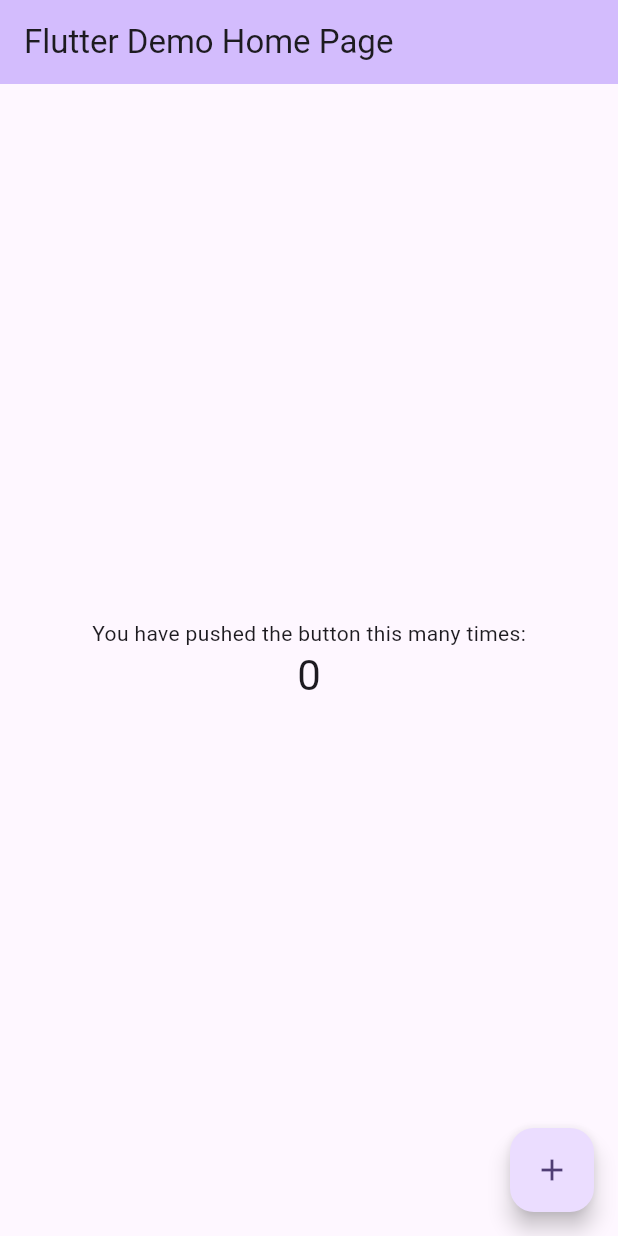
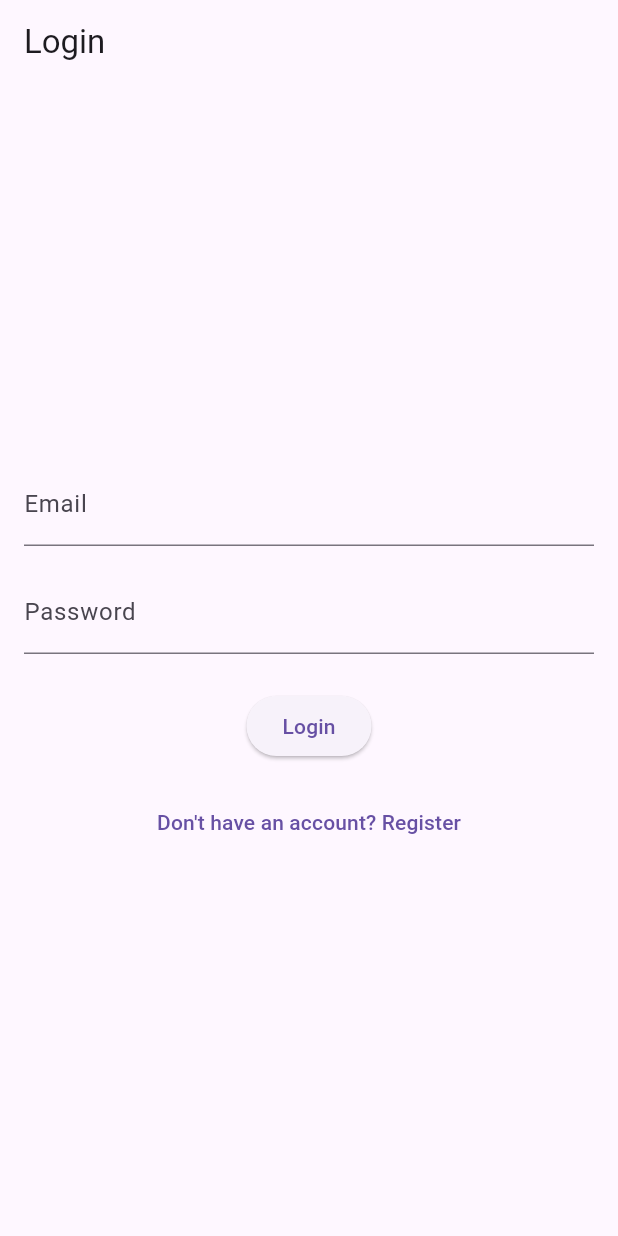
Before and after one commit to Aslmmon/ServiceReservationApp, a Flutter app: the screen it shows after launch, on a phone screen of 412 x 824 dp. Run offline on Flutter 3.47's test engine with Material 3 defaults, Android fonts, the phone set to English and light mode, and no system bars; our stand-ins replace cloud_firestore, firebase_auth, firebase_core, get; accounts and stored records are empty.

Commit message:
added Firebase Authentication , App Routes

```diff
--- a/lib/data/models/appointment_model.dart
+++ b/lib/data/models/appointment_model.dart
@@ -1,5 +1,5 @@
 import 'package:cloud_firestore/cloud_firestore.dart';
-import 'package:service_reservation_app/presentation/entities/appointment_status.dart'
+import 'package:service_reservation_app/domain/entities/appointment_status.dart'
     show AppointmentStatus;
 
 class Appointment {
--- a/lib/main.dart
+++ b/lib/main.dart
@@ -1,6 +1,13 @@
+import 'package:firebase_core/firebase_core.dart' show Firebase;
 import 'package:flutter/material.dart';
+import 'package:get/get_navigation/src/root/get_material_app.dart'
+    show GetMaterialApp;
+import 'package:service_reservation_app/routes/app_routes.dart' show AppRoutes;
+import 'firebase_options.dart';
 
-void main() {
+Future<void> main() async {
+  WidgetsFlutterBinding.ensureInitialized();
+  await Firebase.initializeApp(options: DefaultFirebaseOptions.currentPlatform);
   runApp(const MyApp());
 }
 
@@ -10,113 +17,11 @@ class MyApp extends StatelessWidget {
   // This widget is the root of your application.
   @override
   Widget build(BuildContext context) {
-    return MaterialApp(
-      title: 'Flutter Demo',
-      theme: ThemeData(
-        // This is the theme of your application.
-        //
-        // TRY THIS: Try running your application with "flutter run". You'll see
-        // the application has a purple toolbar. Then, without quitting the app,
-        // try changing the seedColor in the colorScheme below to Colors.green
-        // and then invoke "hot reload" (save your changes or press the "hot
-        // reload" button in a Flutter-supported IDE, or press "r" if you used
-        // the command line to start the app).
-        //
-        // Notice that the counter didn't reset back to zero; the application
-        // state is not lost during the reload. To reset the state, use hot
-        // restart instead.
-        //
-        // This works for code too, not just values: Most code changes can be
-        // tested with just a hot reload.
-        colorScheme: ColorScheme.fromSeed(seedColor: Colors.deepPurple),
-      ),
-      home: const MyHomePage(title: 'Flutter Demo Home Page'),
+    return GetMaterialApp(
+      title: 'Service Reservation App',
+      theme: ThemeData(primarySwatch: Colors.blue),
+      initialRoute: AppRoutes.login, // Set initial route
+      getPages: AppRoutes.pages, // Define your routes
     );
   }
 }
-
-class MyHomePage extends StatefulWidget {
-  const MyHomePage({super.key, required this.title});
-
-  // This widget is the home page of your application. It is stateful, meaning
-  // that it has a State object (defined below) that contains fields that affect
-  // how it looks.
-
-  // This class is the configuration for the state. It holds the values (in this
-  // case the title) provided by the parent (in this case the App widget) and
-  // used by the build method of the State. Fields in a Widget subclass are
-  // always marked "final".
-
-  final String title;
-
-  @override
-  State<MyHomePage> createState() => _MyHomePageState();
-}
-
-class _MyHomePageState extends State<MyHomePage> {
-  int _counter = 0;
-
-  void _incrementCounter() {
-    setState(() {
-      // This call to setState tells the Flutter framework that something has
-      // changed in this State, which causes it to rerun the build method below
-      // so that the display can reflect the updated values. If we changed
-      // _counter without calling setState(), then the build method would not be
-      // called again, and so nothing would appear to happen.
-      _counter++;
-    });
-  }
-
-  @override
-  Widget build(BuildContext context) {
-    // This method is rerun every time setState is called, for instance as done
-    // by the _incrementCounter method above.
-    //
-    // The Flutter framework has been optimized to make rerunning build methods
-    // fast, so that you can just rebuild anything that needs updating rather
-    // than having to individually change instances of widgets.
-    return Scaffold(
-      appBar: AppBar(
-        // TRY THIS: Try changing the color here to a specific color (to
-        // Colors.amber, perhaps?) and trigger a hot reload to see the AppBar
-        // change color while the other colors stay the same.
-        backgroundColor: Theme.of(context).colorScheme.inversePrimary,
-        // Here we take the value from the MyHomePage object that was created by
-        // the App.build method, and use it to set our appbar title.
-        title: Text(widget.title),
-      ),
-      body: Center(
-        // Center is a layout widget. It takes a single child and positions it
-        // in the middle of the parent.
-        child: Column(
-          // Column is also a layout widget. It takes a list of children and
-          // arranges them vertically. By default, it sizes itself to fit its
-          // children horizontally, and tries to be as tall as its parent.
-          //
-          // Column has various properties to control how it sizes itself and
-          // how it positions its children. Here we use mainAxisAlignment to
-          // center the children vertically; the main axis here is the vertical
-          // axis because Columns are vertical (the cross axis would be
-          // horizontal).
-          //
-          // TRY THIS: Invoke "debug painting" (choose the "Toggle Debug Paint"
-          // action in the IDE, or press "p" in the console), to see the
-          // wireframe for each widget.
-          mainAxisAlignment: MainAxisAlignment.center,
-          children: <Widget>[
-            const Text('You have pushed the button this many times:'),
-            Text(
-              '$_counter',
-              style: Theme.of(context).textTheme.headlineMedium,
-            ),
-          ],
-        ),
-      ),
-      floatingActionButton: FloatingActionButton(
-        onPressed: _incrementCounter,
-        tooltip: 'Increment',
-        child: const Icon(Icons.add),
-      ), // This trailing comma makes auto-formatting nicer for build methods.
-    );
-  }
-}
--- /dev/null
+++ b/lib/presentation/auth/controllers/auth_controller.dart
@@ -0,0 +1,61 @@
+import 'package:flutter/material.dart';
+import 'package:get/get.dart';
+import 'package:service_reservation_app/domain/use_cases/auth/RegisterUserUseCase.dart'
+    show RegisterUserUseCase;
+import '../../../../domain/use_cases/auth/login_user_use_case.dart';
+import '../../../../routes/app_routes.dart';
+
+class AuthController extends GetxController {
+  final RegisterUserUseCase _registerUserUseCase = Get.find();
+  final LoginUserUseCase _loginUserUseCase = Get.find();
+
+  final TextEditingController nameController = TextEditingController();
+  final TextEditingController emailController = TextEditingController();
+  final TextEditingController passwordController = TextEditingController();
+
+  final RxBool isLoading = false.obs;
+  final RxString errorMessage = ''.obs;
+
+  Future<void> register() async {
+    isLoading.value = true;
+    errorMessage.value = '';
+    final result = await _registerUserUseCase.execute(
+      nameController.text.trim(),
+      emailController.text.trim(),
+      passwordController.text.trim(),
+    );
+    isLoading.value = false;
+    if (result != null) {
+      // Registration successful, navigate to specialist list
+      Get.offAllNamed(AppRoutes.specialistList);
+    } else {
+      // Registration failed, show error message
+      errorMessage.value = 'Registration failed. Please try again.';
+    }
+  }
+
+  Future<void> login() async {
+    isLoading.value = true;
+    errorMessage.value = '';
+    final result = await _loginUserUseCase.execute(
+      emailController.text.trim(),
+      passwordController.text.trim(),
+    );
+    isLoading.value = false;
+    if (result != null) {
+      // Login successful, navigate to specialist list
+      Get.offAllNamed(AppRoutes.register);
+    } else {
+      // Login failed, show error message
+      errorMessage.value = 'Login failed. Invalid email or password.';
+    }
+  }
+
+  @override
+  void onClose() {
+    nameController.dispose();
+    emailController.dispose();
+    passwordController.dispose();
+    super.onClose();
+  }
+}
--- /dev/null
+++ b/lib/presentation/auth/login_screen.dart
@@ -0,0 +1,69 @@
+import 'package:flutter/material.dart';
+import 'package:get/get.dart';
+import 'package:service_reservation_app/presentation/auth/controllers/auth_controller.dart'
+    show AuthController;
+import 'package:service_reservation_app/routes/app_routes.dart' show AppRoutes;
+
+class LoginScreen extends GetView<AuthController> {
+  const LoginScreen({super.key});
+
+  @override
+  Widget build(BuildContext context) {
+    return Scaffold(
+      appBar: AppBar(title: const Text('Login')),
+      body: Center(
+        child: Padding(
+          padding: const EdgeInsets.all(16.0),
+          child: Column(
+            mainAxisAlignment: MainAxisAlignment.center,
+            children: [
+              TextFormField(
+                controller: controller.emailController,
+                decoration: const InputDecoration(labelText: 'Email'),
+                keyboardType: TextInputType.emailAddress,
+              ),
+              const SizedBox(height: 16),
+              TextFormField(
+                controller: controller.passwordController,
+                decoration: const InputDecoration(labelText: 'Password'),
+                obscureText: true,
+              ),
+              const SizedBox(height: 24),
+              Obx(
+                () => ElevatedButton(
+                  onPressed:
+                      controller.isLoading.value
+                          ? null
+                          : () async {
+                            await controller.login();
+                          },
+                  child:
+                      controller.isLoading.value
+                          ? const CircularProgressIndicator()
+                          : const Text('Login'),
+                ),
+              ),
+              const SizedBox(height: 16),
+              TextButton(
+                onPressed: () => Get.toNamed(AppRoutes.register),
+                child: const Text('Don\'t have an account? Register'),
+              ),
+              Obx(
+                () =>
+                    controller.errorMessage.value.isNotEmpty
+                        ? Padding(
+                          padding: const EdgeInsets.only(top: 16.0),
+                          child: Text(
+                            controller.errorMessage.value,
+                            style: const TextStyle(color: Colors.red),
+                          ),
+                        )
+                        : const SizedBox.shrink(),
+              ),
+            ],
+          ),
+        ),
+      ),
+    );
+  }
+}
--- /dev/null
+++ b/lib/routes/app_routes.dart
@@ -0,0 +1,57 @@
+import 'package:get/get.dart';
+import 'package:service_reservation_app/presentation/auth/bindings/auth_binding.dart'
+    show AuthBinding;
+import 'package:service_reservation_app/presentation/auth/login_screen.dart'
+    show LoginScreen;
+import 'package:service_reservation_app/presentation/auth/register_screen.dart'
+    show RegisterScreen;
+
+// import '../specialist/bindings/specialist_binding.dart';
+// import '../specialist/screens/specialist_list_screen.dart';
+// import '../specialist/screens/specialist_detail_screen.dart';
+// import '../booking/bindings/booking_binding.dart';
+// import '../booking/screens/booking_screen.dart';
+// import '../appointment/bindings/appointment_binding.dart';
+// import '../appointment/screens/my_appointments_screen.dart';
+
+class AppRoutes {
+  static const login = '/login';
+  static const register = '/register';
+  static const specialistList = '/specialists';
+  static const specialistDetail = '/specialist_detail';
+  static const booking = '/booking';
+  static const myAppointments = '/my_appointments';
+
+  static final pages = [
+    GetPage(
+      name: login,
+      page: () => const LoginScreen(),
+      binding: AuthBinding(),
+    ),
+    GetPage(
+      name: register,
+      page: () => const RegisterScreen(),
+      binding: AuthBinding(),
+    ),
+    // GetPage(
+    //   name: specialistList,
+    //   page: () => const SpecialistListScreen(),
+    //   binding: SpecialistBinding(),
+    // ),
+    // GetPage(
+    //   name: specialistDetail,
+    //   page: () => const SpecialistDetailScreen(),
+    //   binding: SpecialistBinding(),
+    // ),
+    // GetPage(
+    //   name: booking,
+    //   page: () => const BookingScreen(),
+    //   binding: BookingBinding(),
+    // ),
+    // GetPage(
+    //   name: myAppointments,
+    //   page: () => const MyAppointmentsScreen(),
+    //   binding: AppointmentBinding(),
+    // ),
+  ];
+}
--- a/pubspec.yaml
+++ b/pubspec.yaml
@@ -24,6 +24,9 @@ dependencies:
   cupertino_icons: ^1.0.8
   cloud_firestore: ^5.6.7
   get: ^4.7.2
+  firebase_auth: ^5.5.3
+  firebase_core: ^3.13.0
+
 
 dev_dependencies:
   flutter_test:
```
Also changed, not shown: lib/data/data_source/firebase_user_data_source.dart (added, +85 -0 lines), lib/presentation/auth/bindings/auth_binding.dart (added, +18 -0 lines), lib/presentation/auth/register_screen.dart (added, +73 -0 lines), firebase.json (added), lib/domain/entities/appointment_status.dart (renamed from lib/presentation/entities/appointment_status.dart), lib/firebase_options.dart (added), pubspec.lock, 8 other files.
